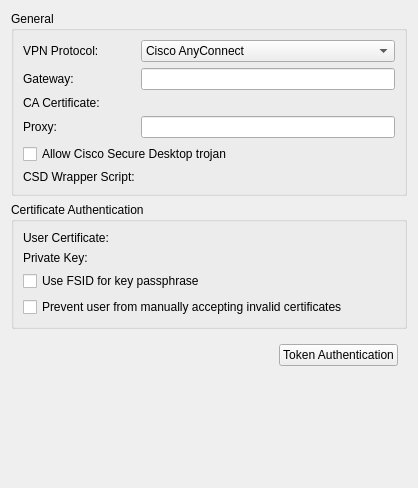
Old version of the form vpn/openconnect/openconnectprop.ui in the repository KDE/plasma-nm.
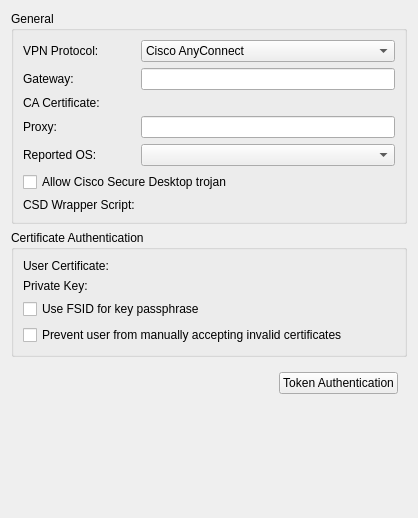
New version of the form. Custom widgets are drawn as their Qt base class.

Commit message: Added new option to pick reported OS with openconnect

What changed in the file:
```diff
--- a/vpn/openconnect/openconnectprop.ui
+++ b/vpn/openconnect/openconnectprop.ui
@@ -7,7 +7,7 @@
     <x>0</x>
     <y>0</y>
     <width>418</width>
-    <height>488</height>
+    <height>518</height>
    </rect>
   </property>
   <property name="sizePolicy">
@@ -75,7 +75,7 @@
       <item row="3" column="1">
        <widget class="QLineEdit" name="leProxy"/>
       </item>
-      <item row="5" column="0">
+      <item row="6" column="0">
        <widget class="QLabel" name="label_3">
         <property name="text">
          <string>CSD Wrapper Script:</string>
@@ -85,7 +85,7 @@
         </property>
        </widget>
       </item>
-      <item row="4" column="0" colspan="2">
+      <item row="5" column="0" colspan="2">
        <widget class="QCheckBox" name="chkAllowTrojan">
         <property name="text">
          <string>Allow Cisco Secure Desktop trojan</string>
@@ -130,6 +130,58 @@
         </item>
        </widget>
       </item>
+      <item row="4" column="0">
+       <widget class="QLabel" name="label_8">
+        <property name="text">
+         <string>Reported OS:</string>
+        </property>
+       </widget>
+      </item>
+      <item row="4" column="1">
+       <widget class="QComboBox" name="cmbReportedOs">
+        <property name="sizePolicy">
+         <sizepolicy hsizetype="MinimumExpanding" vsizetype="MinimumExpanding">
+          <horstretch>0</horstretch>
+          <verstretch>0</verstretch>
+         </sizepolicy>
+        </property>
+        <item>
+         <property name="text">
+          <string/>
+         </property>
+        </item>
+        <item>
+         <property name="text">
+          <string>GNU/Linux</string>
+         </property>
+        </item>
+        <item>
+         <property name="text">
+          <string>GNU/Linux 64-bit</string>
+         </property>
+        </item>
+        <item>
+         <property name="text">
+          <string>Windows</string>
+         </property>
+        </item>
+        <item>
+         <property name="text">
+          <string>Mac OS X</string>
+         </property>
+        </item>
+        <item>
+         <property name="text">
+          <string>Android</string>
+         </property>
+        </item>
+        <item>
+         <property name="text">
+          <string>Apple iOS</string>
+         </property>
+        </item>
+       </widget>
+      </item>
      </layout>
     </widget>
    </item>
@@ -234,7 +286,7 @@
  <customwidgets>
   <customwidget>
    <class>KUrlRequester</class>
-   <extends>QFrame</extends>
+   <extends>QWidget</extends>
    <header>kurlrequester.h</header>
   </customwidget>
  </customwidgets>
```
Left out of the diff: 2 changed lines with no effect on the pictures. The commit also changes 3 other files.
